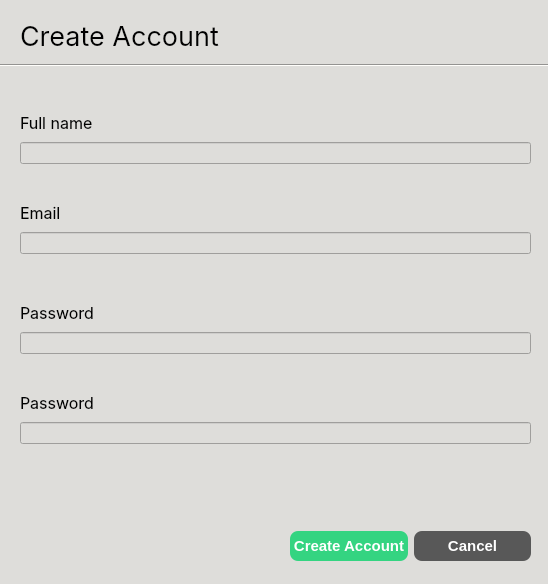
KasperJack/School-Management-System, file School_System/ui/CreateAccountDialog.ui: the form before one commit.
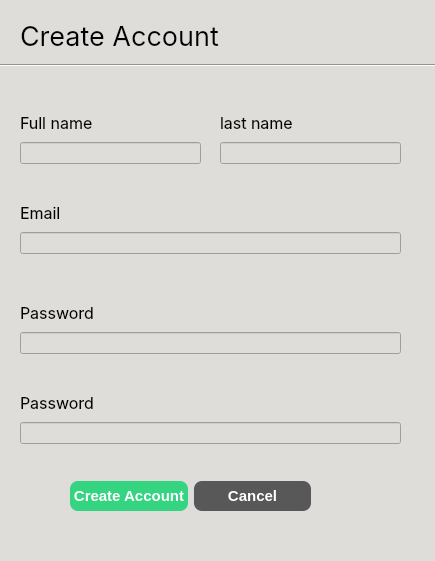
The form after the commit.

Patch:
```diff
--- a/School_System/ui/CreateAccountDialog.ui
+++ b/School_System/ui/CreateAccountDialog.ui
@@ -6,8 +6,8 @@
    <rect>
     <x>0</x>
     <y>0</y>
-    <width>548</width>
-    <height>584</height>
+    <width>435</width>
+    <height>561</height>
    </rect>
   </property>
   <property name="windowTitle">
@@ -54,7 +54,7 @@
     <rect>
      <x>20</x>
      <y>200</y>
-     <width>511</width>
+     <width>381</width>
      <height>54</height>
     </rect>
    </property>
@@ -82,7 +82,7 @@
     <rect>
      <x>20</x>
      <y>300</y>
-     <width>511</width>
+     <width>381</width>
      <height>54</height>
     </rect>
    </property>
@@ -110,7 +110,7 @@
     <rect>
      <x>20</x>
      <y>390</y>
-     <width>511</width>
+     <width>381</width>
      <height>54</height>
     </rect>
    </property>
@@ -138,7 +138,7 @@
     <rect>
      <x>20</x>
      <y>110</y>
-     <width>511</width>
+     <width>181</width>
      <height>54</height>
     </rect>
    </property>
@@ -164,8 +164,8 @@
   <widget class="QWidget" name="layoutWidget">
    <property name="geometry">
     <rect>
-     <x>290</x>
-     <y>530</y>
+     <x>70</x>
+     <y>480</y>
      <width>241</width>
      <height>32</height>
     </rect>
@@ -215,6 +215,34 @@
     </item>
    </layout>
   </widget>
+  <widget class="QWidget" name="layoutWidget_4">
+   <property name="geometry">
+    <rect>
+     <x>220</x>
+     <y>110</y>
+     <width>181</width>
+     <height>54</height>
+    </rect>
+   </property>
+   <layout class="QVBoxLayout" name="verticalLayout_5">
+    <item>
+     <widget class="QLabel" name="label_6">
+      <property name="font">
+       <font>
+        <family>Inter</family>
+        <pointsize>12</pointsize>
+       </font>
+      </property>
+      <property name="text">
+       <string>last name</string>
+      </property>
+     </widget>
+    </item>
+    <item>
+     <widget class="QLineEdit" name="last_name_field"/>
+    </item>
+   </layout>
+  </widget>
  </widget>
  <resources/>
  <connections/>
```
Left out of the diff: 2 changed lines with no effect on the pictures.
